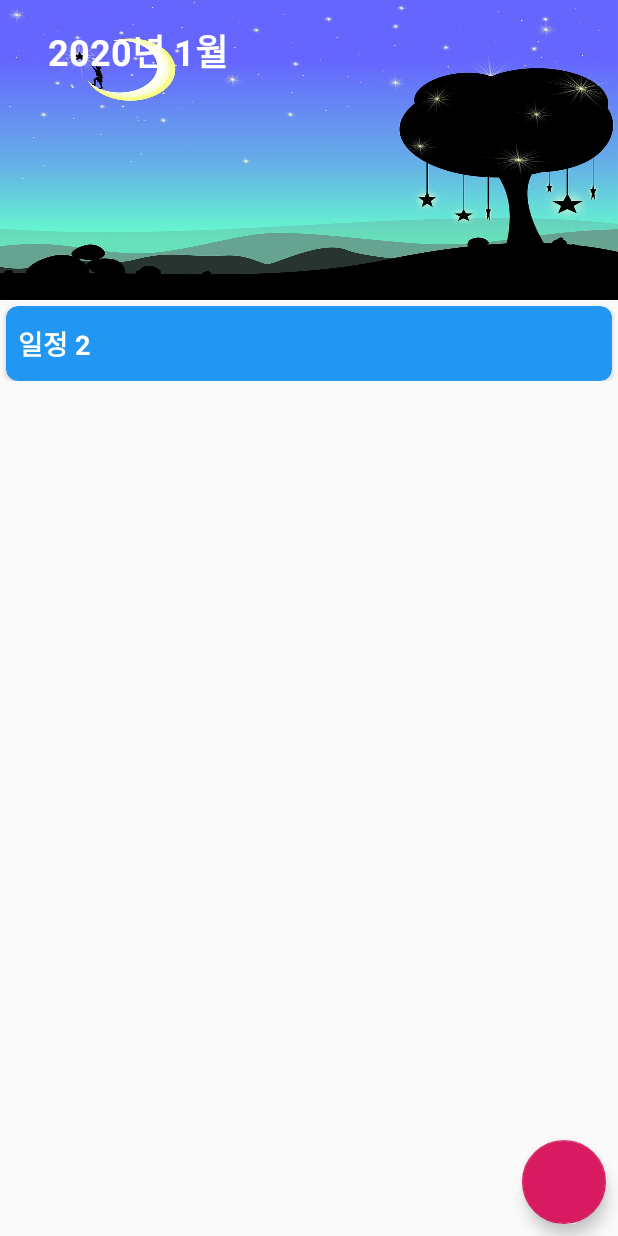
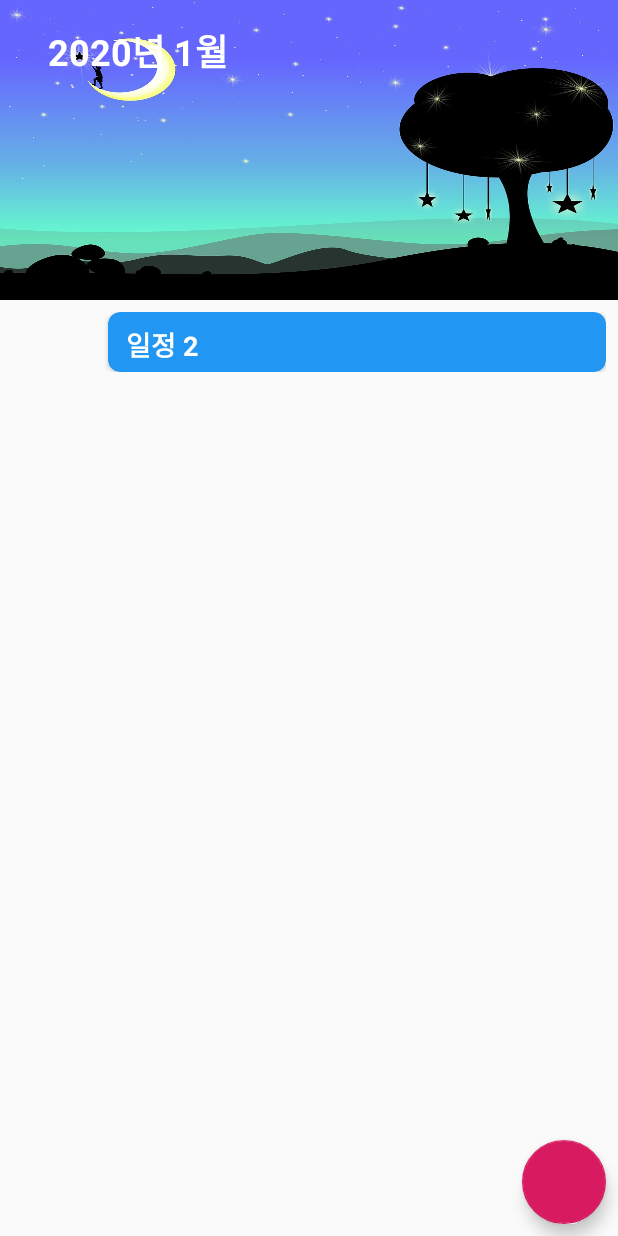
Before and after one commit to amathon-2019/polly_android, an Android app: the screen it shows after launch (MainActivity), on a phone screen of 412 x 824 dp. Run offline under Robolectric (Android 15) with nearby library versions, the phone set to English and light mode, and no system bars; our stand-ins replace RxJava; libraries missing offline, so code that uses them is left out: org.jetbrains.anko; 1 statement that could not run was skipped.

Commit message:
세부 간격 수정

```diff
--- a/app/src/main/res/layout/todo_view_item.xml
+++ b/app/src/main/res/layout/todo_view_item.xml
@@ -3,13 +3,14 @@
     xmlns:app="http://schemas.android.com/apk/res-auto"
     xmlns:tools="http://schemas.android.com/tools"
     android:layout_width="match_parent"
-    android:layout_height="wrap_content">
+    android:layout_height="wrap_content"
+    android:padding="8dp">
 
     <androidx.cardview.widget.CardView
         android:id="@+id/todo_card"
         android:layout_width="match_parent"
-        android:layout_height="50dp"
-        android:layout_margin="4dp"
+        android:layout_height="40dp"
+        android:layout_marginLeft="64dp"
         app:cardBackgroundColor="#2196F3"
         app:cardCornerRadius="8dp"
         app:layout_constraintEnd_toEndOf="parent"
@@ -21,6 +22,7 @@
             android:layout_width="wrap_content"
             android:layout_height="wrap_content"
             android:layout_gravity="center_vertical"
+            android:layout_marginStart="4dp"
             android:layout_weight="1"
             android:padding="8dp"
             android:text="섣달 그믐날"
```
